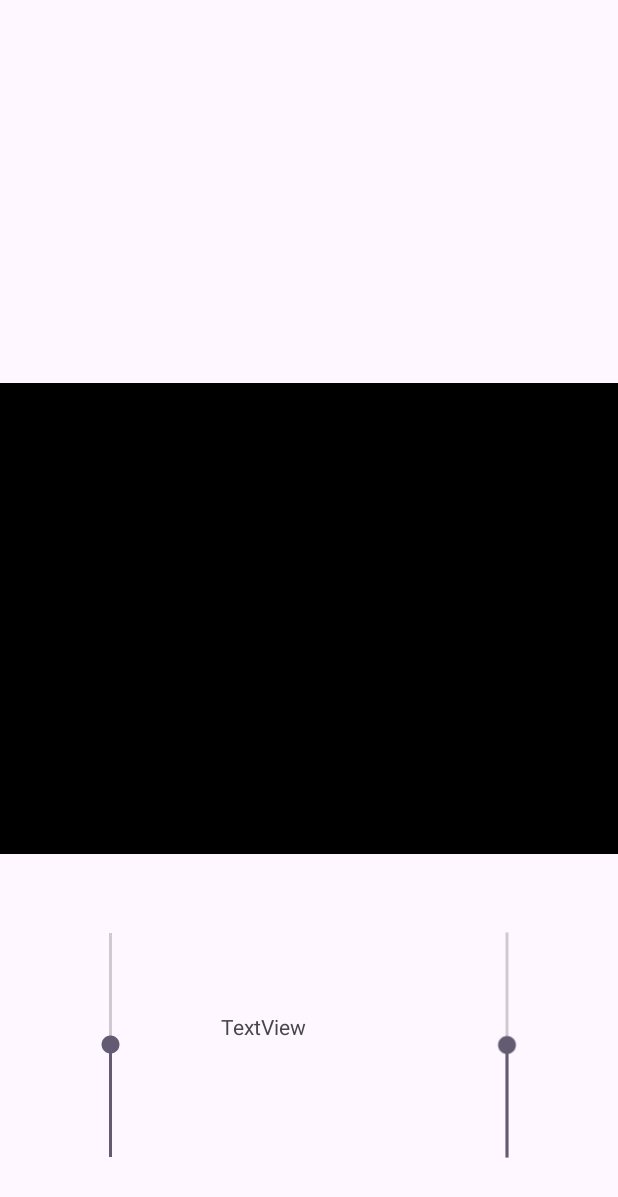
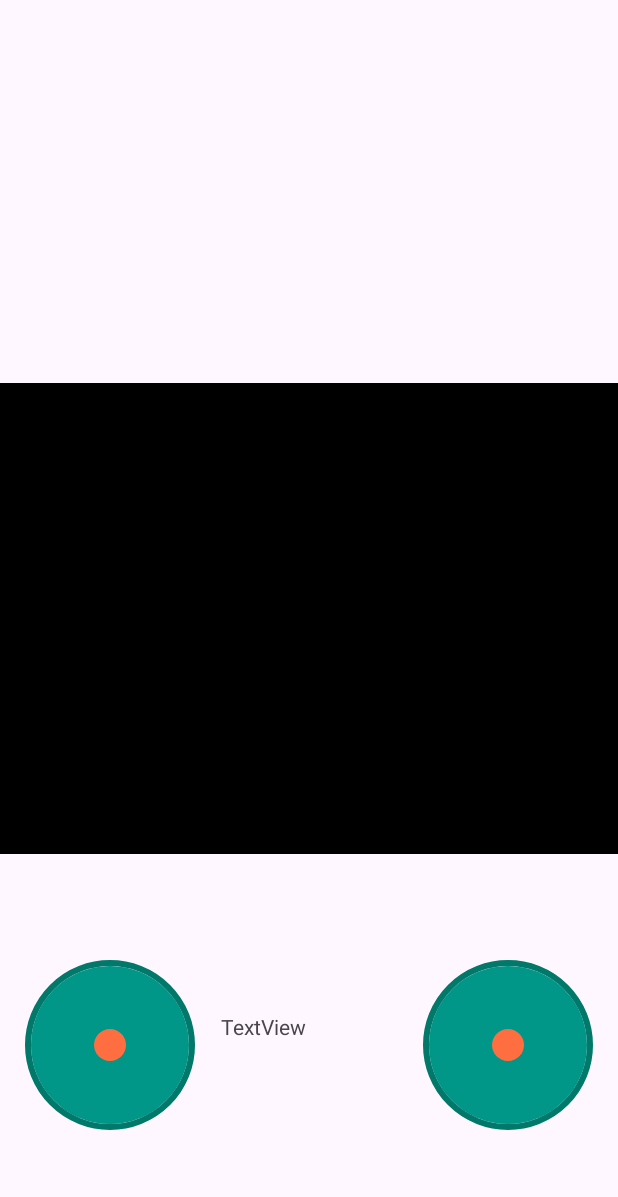
Before and after one commit to yesiths24/Franken-Bot, an Android app: the ManualActivity screen opened directly, with no data from a screen before it, on a phone screen of 412 x 824 dp. Shown: the top 1197 px of the screen. Run offline under Robolectric (Android 15) with nearby library versions, the phone set to English and light mode, and no system bars.

Commit message:
integrated TCP & drive, returned to joystick android library

```diff
--- a/FrankenBotApp/app/src/main/java/com/example/frankenbotapp/ManualActivity.java
+++ b/FrankenBotApp/app/src/main/java/com/example/frankenbotapp/ManualActivity.java
@@ -31,45 +31,81 @@ public class ManualActivity extends AppCompatActivity {
         super.onCreate(savedInstanceState);
         setContentView(R.layout.manual_control);
         //setRequestedOrientation(ActivityInfo.SCREEN_ORIENTATION_LANDSCAPE);
-        SeekBar leftStick = (SeekBar) findViewById(R.id.seekBar1);
-        SeekBar rightStick = (SeekBar) findViewById(R.id.seekBar2);
+//        SeekBar leftStick = (SeekBar) findViewById(R.id.seekBar1);
+//        SeekBar rightStick = (SeekBar) findViewById(R.id.seekBar2);
+        JoystickView leftStick = (JoystickView) findViewById(R.id.joystick1);
+        JoystickView rightStick = (JoystickView) findViewById(R.id.joystick2);
+        leftStick.setAutoReCenterButton(true);
+        rightStick.setAutoReCenterButton(true);
+
         TextView textView1 = (TextView) findViewById(R.id.textView1);
 
-        leftStick.setOnSeekBarChangeListener(new SeekBar.OnSeekBarChangeListener() {
+        leftStick.setOnMoveListener(new JoystickView.OnMoveListener() {
             @Override
-            public void onProgressChanged(SeekBar seekBar, int i, boolean b) {
-                String message = String.format(Locale.CANADA, "%d,%d", i-100, rightStick.getProgress()-100);
+            public void onMove(int angle, int strength) {
+                int leftMotorSpeed = 2*(50 - leftStick.getNormalizedY());
+                int rightMotorSpeed = 2*(50 - rightStick.getNormalizedY());
+
+                String message = String.format(Locale.CANADA, "%d,%d", leftMotorSpeed, rightMotorSpeed);
                 textView1.setText(message);
                 sendTcpPacket("drv", message);
             }
-
-            @Override
-            public void onStartTrackingTouch(SeekBar seekBar) {
-            }
-
-            @Override
-            public void onStopTrackingTouch(SeekBar seekBar) {
-                seekBar.setProgress(100);
-            }
         });
 
-        rightStick.setOnSeekBarChangeListener(new SeekBar.OnSeekBarChangeListener() {
+
+        rightStick.setOnMoveListener(new JoystickView.OnMoveListener() {
             @Override
-            public void onProgressChanged(SeekBar seekBar, int i, boolean b) {
-                String message = String.format(Locale.CANADA, "%d,%d", leftStick.getProgress()-100, i-100);
+            public void onMove(int angle, int strength) {
+                int leftMotorSpeed = 2*(50 - leftStick.getNormalizedY());
+                int rightMotorSpeed = 2*(50 - rightStick.getNormalizedY());
+
+                String message = String.format(Locale.CANADA, "%d,%d", leftMotorSpeed, rightMotorSpeed);
                 textView1.setText(message);
                 sendTcpPacket("drv", message);
             }
-
-            @Override
-            public void onStartTrackingTouch(SeekBar seekBar) {
-            }
-
-            @Override
-            public void onStopTrackingTouch(SeekBar seekBar) {
-                seekBar.setProgress(100);
-            }
         });
+//
+//        leftStick.setOnSeekBarChangeListener(new SeekBar.OnSeekBarChangeListener() {
+//            @Override
+//            public void onProgressChanged(SeekBar seekBar, int i, boolean b) {
+//                String message = String.format(Locale.CANADA, "%d,%d", i-100, rightStick.getProgress()-100);
+//                textView1.setText(message);
+//                sendTcpPacket("drv", message);
+//            }
+//
+//            @Override
+//            public void onStartTrackingTouch(SeekBar seekBar) {
+//            }
+//
+//            @Override
+//            public void onStopTrackingTouch(SeekBar seekBar) {
+//                seekBar.setProgress(100);
+//                String message = String.format(Locale.CANADA, "%d,%d", 0, rightStick.getProgress()-100);
+//                textView1.setText(message);
+//                sendTcpPacket("drv", message);
+//            }
+//        });
+//
+//        rightStick.setOnSeekBarChangeListener(new SeekBar.OnSeekBarChangeListener() {
+//            @Override
+//            public void onProgressChanged(SeekBar seekBar, int i, boolean b) {
+//                String message = String.format(Locale.CANADA, "%d,%d", leftStick.getProgress()-100, i-100);
+//                textView1.setText(message);
+//                sendTcpPacket("drv", message);
+//            }
+//
+//            @Override
+//            public void onStartTrackingTouch(SeekBar seekBar) {
+//            }
+//
+//            @Override
+//            public void onStopTrackingTouch(SeekBar seekBar) {
+//                seekBar.setProgress(100);
+//                String message = String.format(Locale.CANADA, "%d,%d", leftStick.getProgress()-100, 0);
+//                textView1.setText(message);
+//                sendTcpPacket("drv", message);
+//            }
+//        });
 
         PlayerView playerView = (PlayerView) findViewById(R.id.playerView1);
         Player player = new ExoPlayer.Builder(this).build();
--- a/FrankenBotApp/app/src/main/res/layout/manual_control.xml
+++ b/FrankenBotApp/app/src/main/res/layout/manual_control.xml
@@ -4,6 +4,38 @@
     xmlns:tools="http://schemas.android.com/tools"
     android:layout_width="match_parent"
     android:layout_height="match_parent">
+
+    <io.github.controlwear.virtual.joystick.android.JoystickView
+        android:id="@+id/joystick1"
+        android:layout_width="0dp"
+        android:layout_height="wrap_content"
+        app:JV_backgroundColor="#009688"
+        app:JV_borderColor="#00796B"
+        app:JV_borderWidth="4dp"
+        app:JV_buttonColor="#FF6E40"
+        app:JV_buttonDirection="vertical"
+        app:JV_buttonSizeRatio="15%"
+        app:JV_fixedCenter="false"
+        app:layout_constraintBottom_toBottomOf="parent"
+        app:layout_constraintEnd_toStartOf="@+id/textView1"
+        app:layout_constraintStart_toStartOf="parent"
+        app:layout_constraintTop_toBottomOf="@+id/playerView1" />
+
+    <io.github.controlwear.virtual.joystick.android.JoystickView
+        android:id="@+id/joystick2"
+        android:layout_width="0dp"
+        android:layout_height="wrap_content"
+        app:JV_backgroundColor="#009688"
+        app:JV_borderColor="#00796B"
+        app:JV_borderWidth="4dp"
+        app:JV_buttonColor="#FF6E40"
+        app:JV_buttonDirection="vertical"
+        app:JV_buttonSizeRatio="15%"
+        app:JV_fixedCenter="false"
+        app:layout_constraintBottom_toBottomOf="parent"
+        app:layout_constraintEnd_toEndOf="parent"
+        app:layout_constraintStart_toEndOf="@+id/textView1"
+        app:layout_constraintTop_toBottomOf="@+id/playerView1" />
 
     <TextView
         android:id="@+id/textView1"
@@ -24,30 +56,30 @@
         app:layout_constraintStart_toStartOf="parent"
         app:layout_constraintTop_toTopOf="parent" />
 
-    <SeekBar
-        android:id="@+id/seekBar1"
-        android:layout_width="wrap_content"
-        android:layout_height="0dp"
-        android:rotation="270"
-        app:layout_constraintBottom_toBottomOf="parent"
-        app:layout_constraintEnd_toStartOf="@+id/textView1"
-        app:layout_constraintStart_toStartOf="parent"
-        app:layout_constraintTop_toBottomOf="@+id/playerView1"
-        android:max="200"
-        android:minWidth="150dp"
-        android:progress="100"/>
+<!--    <SeekBar-->
+<!--        android:id="@+id/seekBar1"-->
+<!--        android:layout_width="wrap_content"-->
+<!--        android:layout_height="0dp"-->
+<!--        android:rotation="270"-->
+<!--        app:layout_constraintBottom_toBottomOf="parent"-->
+<!--        app:layout_constraintEnd_toStartOf="@+id/textView1"-->
+<!--        app:layout_constraintStart_toStartOf="parent"-->
+<!--        app:layout_constraintTop_toBottomOf="@+id/playerView1"-->
+<!--        android:max="200"-->
+<!--        android:minWidth="150dp"-->
+<!--        android:progress="100"/>-->
 
-    <SeekBar
-        android:id="@+id/seekBar2"
-        android:layout_width="wrap_content"
-        android:layout_height="0dp"
-        android:rotation="270"
-        app:layout_constraintBottom_toBottomOf="parent"
-        app:layout_constraintEnd_toEndOf="parent"
-        app:layout_constraintStart_toEndOf="@+id/textView1"
-        app:layout_constraintTop_toBottomOf="@+id/playerView1"
-        android:max="200"
-        android:minWidth="150dp"
-        android:progress="100"/>
+<!--    <SeekBar-->
+<!--        android:id="@+id/seekBar2"-->
+<!--        android:layout_width="wrap_content"-->
+<!--        android:layout_height="0dp"-->
+<!--        android:rotation="270"-->
+<!--        app:layout_constraintBottom_toBottomOf="parent"-->
+<!--        app:layout_constraintEnd_toEndOf="parent"-->
+<!--        app:layout_constraintStart_toEndOf="@+id/textView1"-->
+<!--        app:layout_constraintTop_toBottomOf="@+id/playerView1"-->
+<!--        android:max="200"-->
+<!--        android:minWidth="150dp"-->
+<!--        android:progress="100"/>-->
 
 </androidx.constraintlayout.widget.ConstraintLayout>
```
Also changed, not shown: 4 other files.
